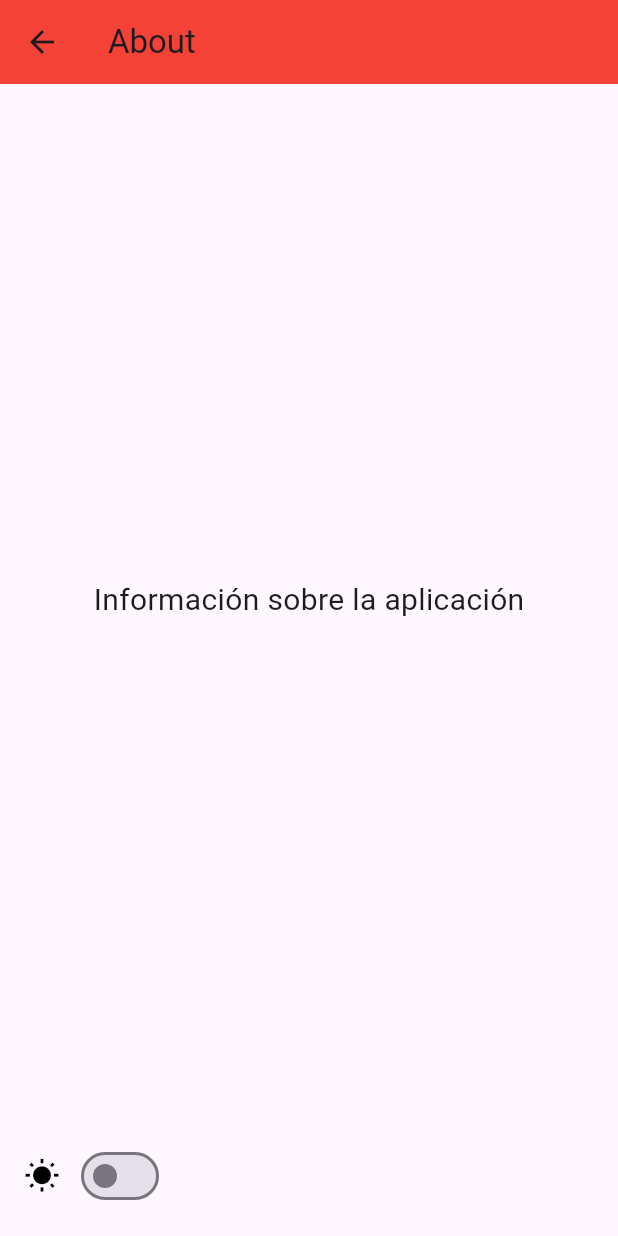
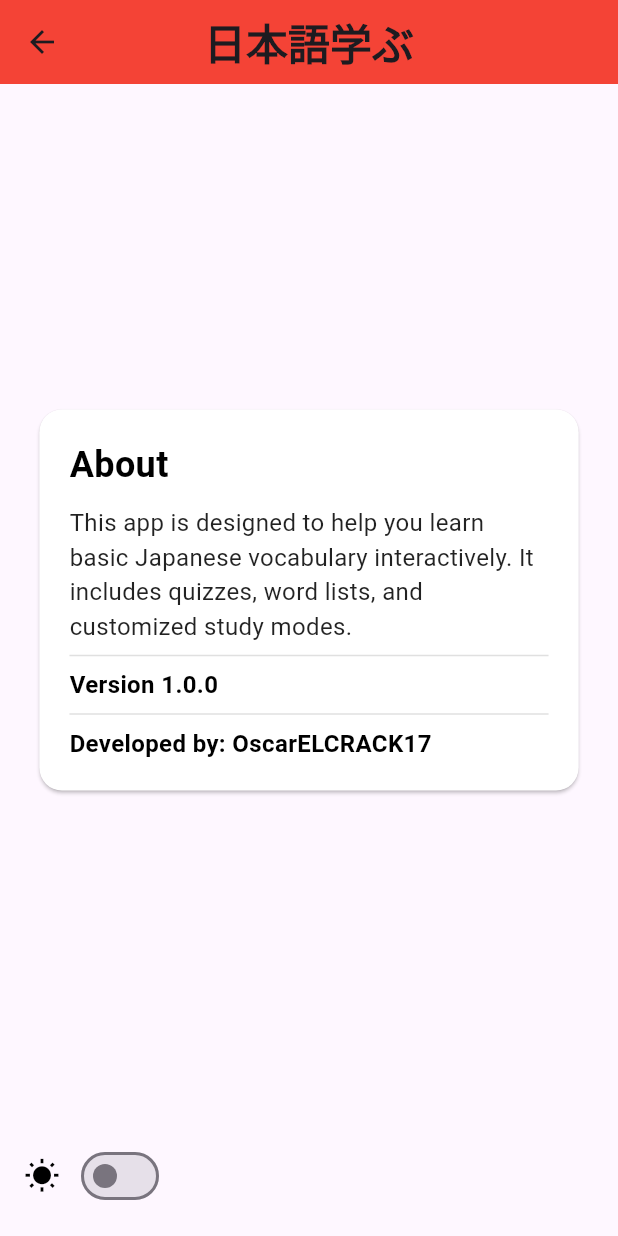
Before and after one commit to OscarELCRACK17/app_japones, a Flutter app: the AboutPage screen opened by its route, on a phone screen of 412 x 824 dp. Run offline on Flutter 3.47's test engine with Material 3 defaults, Android fonts, the phone set to English and light mode, and no system bars.

Commit message:
about_pagebase create

```diff
--- a/lib/features/menu/about_page.dart
+++ b/lib/features/menu/about_page.dart
@@ -23,19 +23,57 @@ class _AboutPageState extends State<AboutPage> {
   Widget build(BuildContext context) {
     final screenHeight = MediaQuery.of(context).size.height;
     final screenWidth = MediaQuery.of(context).size.width;
+    final bool hideFooter = screenHeight < 480 || screenWidth < 300;
 
-    final bool hideFooter = screenHeight < 480 || screenWidth < 300;
+    // Factor de escala del texto
+    double textScaleFactor = MediaQuery.textScaleFactorOf(context);
 
     return Scaffold(
       appBar: AppBar(
-        title: const Text('About'),
+        centerTitle: true,
+        title: const Text(
+          '日本語学ぶ',
+          style: TextStyle(fontSize: 28, fontWeight: FontWeight.bold),
+        ),
         backgroundColor: Colors.red,
       ),
-      body: Center(
-        child: Text(
-          'Información sobre la aplicación',
-          style: TextStyle(fontSize: 20),
-        ),
+      body: LayoutBuilder(
+        builder: (context, constraints) {
+          double maxWidth = screenWidth * 0.95;
+          if (maxWidth > 600) maxWidth = 600;
+
+          double maxHeight = screenHeight > 800 ? 800 : screenHeight;
+
+          return Center(
+            child: ConstrainedBox(
+              constraints: BoxConstraints(
+                maxWidth: maxWidth,
+                maxHeight: maxHeight,
+              ),
+              child: Card(
+                shape: RoundedRectangleBorder(borderRadius: BorderRadius.circular(15)),
+                color: _isDarkMode ? Colors.grey[850] : Colors.white,
+                margin: const EdgeInsets.all(16),
+                child: Padding(
+                  padding: const EdgeInsets.all(20.0),
+                  child: SingleChildScrollView(
+                    child: Column(
+                      mainAxisSize: MainAxisSize.min,
+                      crossAxisAlignment: CrossAxisAlignment.start,
+                      children: [
+                        _buildAboutSection('About', 'This app is designed to help you learn basic Japanese vocabulary interactively. It includes quizzes, word lists, and customized study modes.', textScaleFactor),
+                        _buildDivider(),
+                        _buildSimpleTextSection('Version 1.0.0', textScaleFactor),
+                        _buildDivider(),
+                        _buildSimpleTextSection('Developed by: OscarELCRACK17', textScaleFactor),
+                      ],
+                    ),
+                  ),
+                ),
+              ),
+            ),
+          );
+        },
       ),
       bottomNavigationBar: hideFooter
           ? null
@@ -75,7 +113,7 @@ class _AboutPageState extends State<AboutPage> {
         _isDarkMode ? Icons.nights_stay : Icons.wb_sunny,
         color: _isDarkMode ? Colors.white : Colors.black,
       ),
-      SizedBox(width: 10),
+      const SizedBox(width: 10),
       Switch(
         value: _isDarkMode,
         onChanged: (bool value) {
@@ -87,4 +125,48 @@ class _AboutPageState extends State<AboutPage> {
       ),
     ];
   }
+
+  // Método para construir una sección con título y descripción
+  Widget _buildAboutSection(String title, String description, double textScaleFactor) {
+    return Column(
+      crossAxisAlignment: CrossAxisAlignment.start,
+      children: [
+        Text(
+          title,
+          style: TextStyle(
+            fontSize: 24 * textScaleFactor,
+            fontWeight: FontWeight.bold,
+            color: _isDarkMode ? Colors.white : Colors.black,
+          ),
+        ),
+        SizedBox(height: 10),
+        Text(
+          description,
+          style: TextStyle(
+            fontSize: 16 * textScaleFactor,
+            color: _isDarkMode ? Colors.white70 : Colors.black87,
+          ),
+        ),
+      ],
+    );
+  }
+
+  // Método para crear una sección de texto sin descripción adicional
+  Widget _buildSimpleTextSection(String text, double textScaleFactor) {
+    return Text(
+      text,
+      style: TextStyle(
+        fontSize: 16 * textScaleFactor,
+        fontWeight: FontWeight.bold,
+        color: _isDarkMode ? Colors.white : Colors.black,
+      ),
+    );
+  }
+
+  // Método para crear el Divider
+  Widget _buildDivider() {
+    return Divider(
+      color: _isDarkMode ? Colors.white24 : Colors.black12,
+    );
+  }
 }
--- a/lib/features/menu/list_page.dart
+++ b/lib/features/menu/list_page.dart
@@ -28,7 +28,10 @@ class _ListPageState extends State<ListPage> {
 
     return Scaffold(
       appBar: AppBar(
-        title: const Text('List'),
+        centerTitle: true,
+        title: const Text('日本語学ぶ',
+        style: TextStyle(fontSize: 28, fontWeight: FontWeight.bold),
+        ),
         backgroundColor: Colors.red,
       ),
       body: Center(
--- a/lib/features/menu/mode_page.dart
+++ b/lib/features/menu/mode_page.dart
@@ -28,7 +28,10 @@ class _ModePageState extends State<ModePage> {
 
     return Scaffold(
       appBar: AppBar(
-        title: const Text('Mode'),
+        centerTitle: true,
+        title: const Text('日本語学ぶ',
+        style: TextStyle(fontSize: 28, fontWeight: FontWeight.bold),
+        ),
         backgroundColor: Colors.red,
       ),
       body: Center(
--- a/lib/features/menu/quiz_page.dart
+++ b/lib/features/menu/quiz_page.dart
@@ -42,7 +42,10 @@ class _QuizPageState extends State<QuizPage> {
 
     return Scaffold(
       appBar: AppBar(
-        title: Text('Quiz'),
+        centerTitle: true,
+        title: const Text('日本語学ぶ',
+        style: TextStyle(fontSize: 28, fontWeight: FontWeight.bold),
+        ),
         backgroundColor: AppColors.getPrimaryColor(context),
       ),
       body: FutureBuilder<List<Question>>(
--- a/lib/features/menu/settings_page.dart
+++ b/lib/features/menu/settings_page.dart
@@ -28,7 +28,10 @@ class _SettingsPageState extends State<SettingsPage> {
 
     return Scaffold(
       appBar: AppBar(
-        title: const Text('Settings'),
+        centerTitle: true,
+        title: const Text('日本語学ぶ',
+        style: TextStyle(fontSize: 28, fontWeight: FontWeight.bold),
+        ),
         backgroundColor: Colors.red,
       ),
       body: Center(
```
